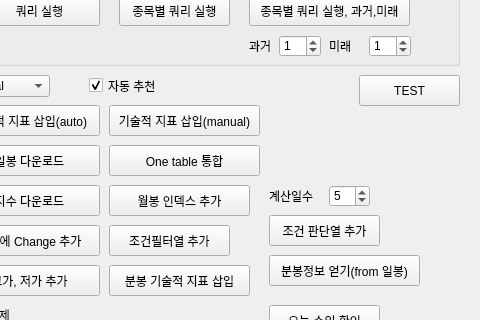
Old version of the form Serch_UI.ui in the repository soochox/stock; both pictures show x 101 to 581 and y 105 to 425 of the 581 by 559 pixel window.
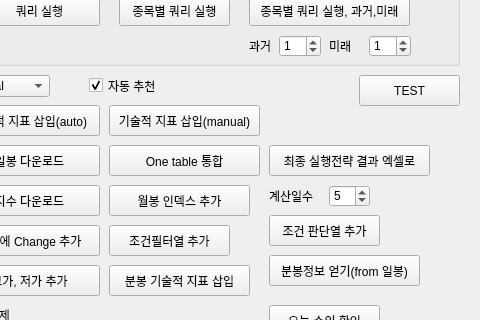
New version of the form.

```diff
--- a/Serch_UI.ui
+++ b/Serch_UI.ui
@@ -445,6 +445,19 @@
      <string>오늘 추천 종목</string>
     </property>
    </widget>
+   <widget class="QPushButton" name="pushButton_20">
+    <property name="geometry">
+     <rect>
+      <x>370</x>
+      <y>250</y>
+      <width>161</width>
+      <height>31</height>
+     </rect>
+    </property>
+    <property name="text">
+     <string>최종 실행전략 결과 엑셀로</string>
+    </property>
+   </widget>
   </widget>
   <widget class="QMenuBar" name="menubar">
    <property name="geometry">
```
